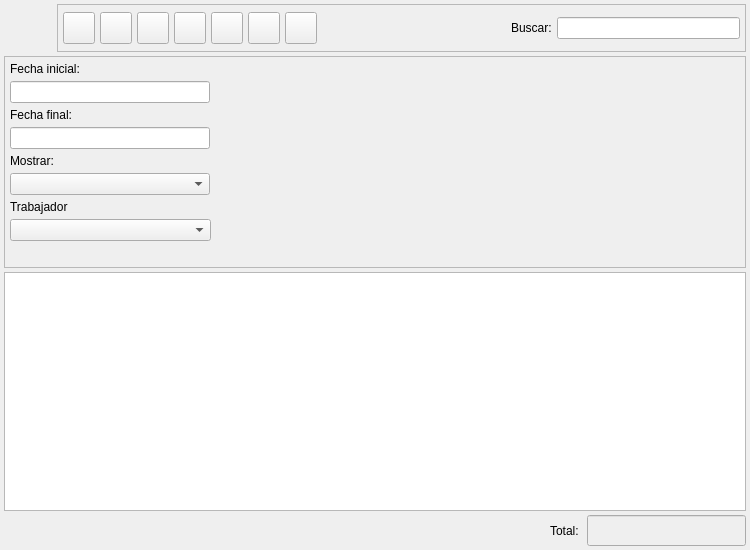
First picture: the form in bulmages/bulmafact/plugins/pluginbf_clientealbaran/albaranclientelistbase.ui, repository eboladev/Bulmages-1, before the edit.
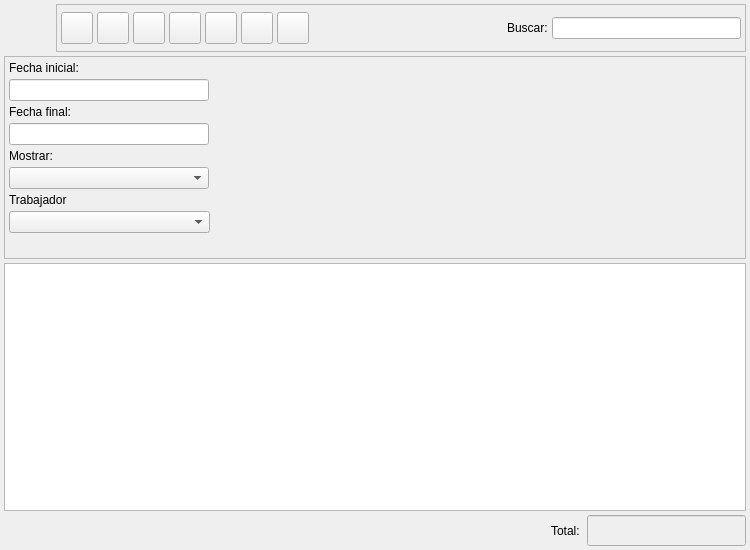
Second picture: the form after the edit. Icons and pictures are not drawn. Custom widgets are drawn as their Qt base class.

```diff
--- a/bulmages/bulmafact/plugins/pluginbf_clientealbaran/albaranclientelistbase.ui
+++ b/bulmages/bulmafact/plugins/pluginbf_clientealbaran/albaranclientelistbase.ui
@@ -44,10 +44,10 @@
      </property>
      <layout class="QGridLayout">
       <property name="margin">
-       <number>5</number>
+       <number>4</number>
       </property>
       <property name="spacing">
-       <number>5</number>
+       <number>4</number>
       </property>
       <item row="8" column="0">
        <spacer>
@@ -78,7 +78,7 @@
       <item row="0" column="1" rowspan="9">
        <layout class="QVBoxLayout">
         <property name="spacing">
-         <number>5</number>
+         <number>4</number>
         </property>
         <property name="margin">
          <number>0</number>
@@ -198,7 +198,7 @@
    <item row="3" column="0">
     <layout class="QHBoxLayout">
      <property name="spacing">
-      <number>5</number>
+      <number>4</number>
      </property>
      <property name="margin">
       <number>0</number>
@@ -736,7 +736,7 @@
    <item row="0" column="0">
     <layout class="QHBoxLayout">
      <property name="spacing">
-      <number>5</number>
+      <number>4</number>
      </property>
      <property name="margin">
       <number>0</number>
@@ -776,10 +776,10 @@
        </property>
        <layout class="QHBoxLayout">
         <property name="spacing">
-         <number>5</number>
+         <number>4</number>
         </property>
         <property name="margin">
-         <number>5</number>
+         <number>4</number>
         </property>
         <item>
          <widget class="QToolButton" name="mui_crear">
```
